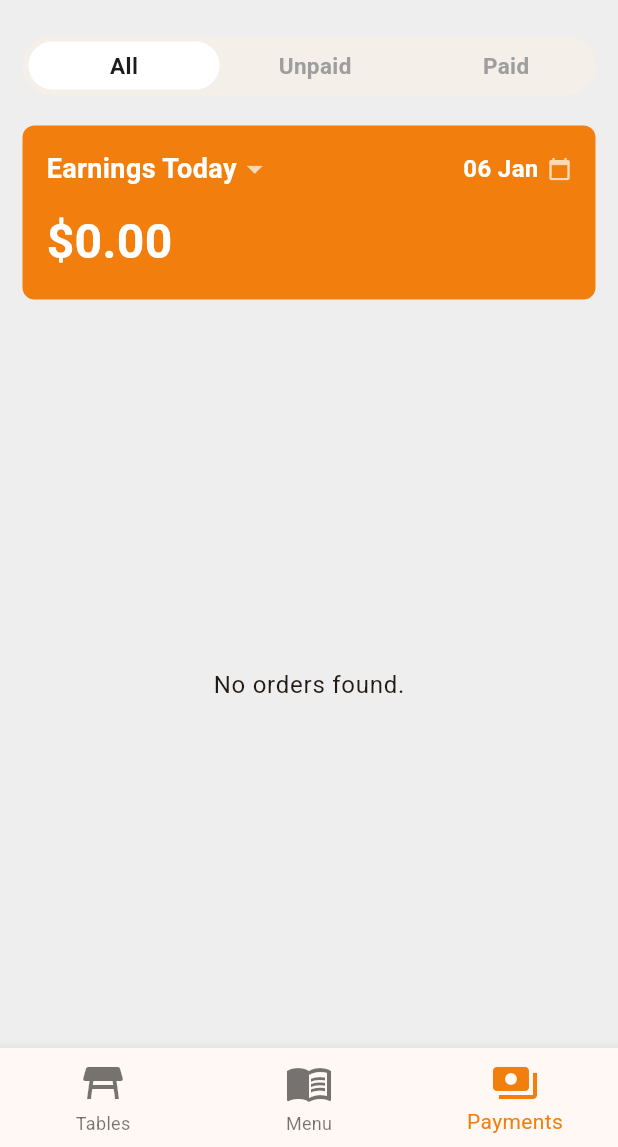
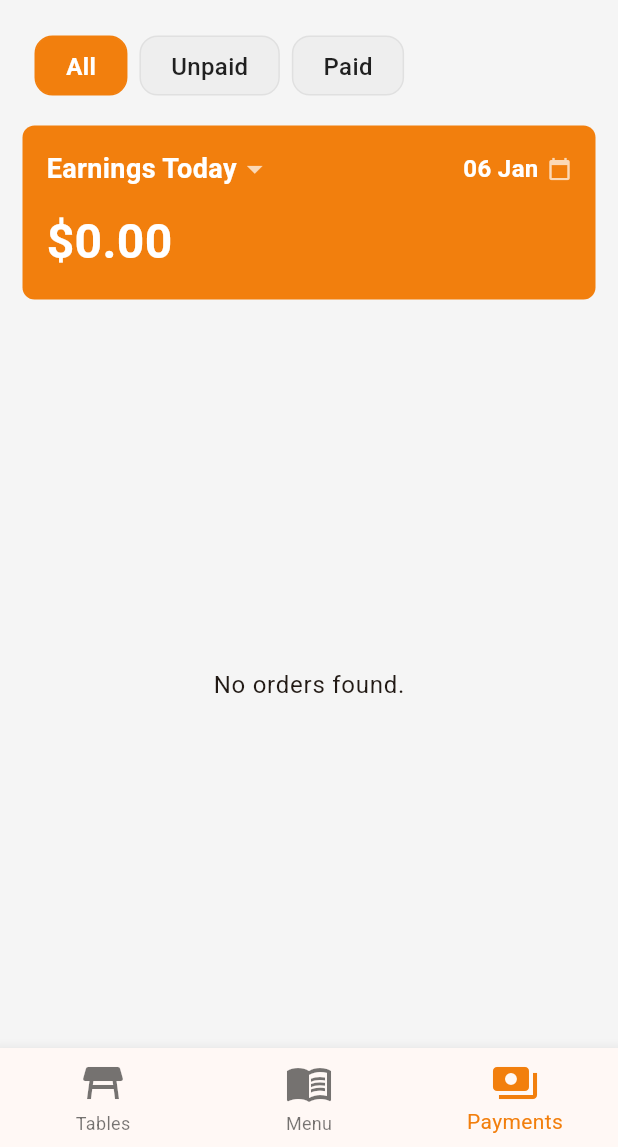
Before and after one commit to vathanakphy/orderplus, a Flutter app: the screen it shows after launch, item 3 of the bottom bar chosen, after a tap on "All", on a phone screen of 412 x 824 dp, the part 89-1236 px from its top. Run offline on Flutter 3.47's test engine with Material 3 defaults, Android fonts, the phone set to English and light mode, and no system bars; our stand-ins replace flutter_slidable, image_cropper, image_picker, month_picker_dialog, shared_preferences, sqflite; accounts and stored records are empty.

Commit message:
complete all

```diff
--- a/lib/data/design_config.dart
+++ b/lib/data/design_config.dart
@@ -2,7 +2,7 @@ import 'package:flutter/material.dart';
 
 class AppTheme {
   static ThemeData light = ThemeData(
-    scaffoldBackgroundColor: Colors.grey.shade200,
+    scaffoldBackgroundColor: Colors.grey.shade100,
     colorScheme: ColorScheme.fromSeed(
       seedColor: const Color(0xFFF27F0D),
       primary: const Color(0xFFF27F0D),
--- a/lib/domain/model/enum.dart
+++ b/lib/domain/model/enum.dart
@@ -8,3 +8,13 @@ enum PaymentStatus {
   unpaid,
   paid,
 }
+
+PaymentStatus? paymentStatusFromString(String value) {
+  try {
+    return PaymentStatus.values.firstWhere(
+      (e) => e.name.toLowerCase() == value.toLowerCase()
+    );
+  } catch (e) {
+    return null;
+  }
+}
--- a/lib/ui/screen/order_screen.dart
+++ b/lib/ui/screen/order_screen.dart
@@ -1,10 +1,9 @@
 import 'package:flutter/material.dart';
-import 'package:orderplus/domain/model/category.dart';
 import 'package:orderplus/domain/model/order_item.dart';
 import 'package:orderplus/domain/model/product.dart';
 import 'package:orderplus/domain/service/order_service.dart';
 import 'package:orderplus/domain/service/product_service.dart';
-import '../widget/inputs/category_filter.dart';
+import '../widget/inputs/selection_bar.dart';
 import '../widget/cards/product_card.dart';
 import '../widget/layout/order_form.dart';
 import '../widget/inputs/search_app_bar.dart';
@@ -26,7 +25,7 @@ class OrderScreen extends StatefulWidget {
 }
 
 class _OrderScreenState extends State<OrderScreen> {
-  Category _selectedCategory = Category(id: 0, name: "All");
+  String _selectedCategory = "All";
   String _searchQuery = "";
 
   void _addToCart(Product product) {
@@ -67,8 +66,9 @@ class _OrderScreenState extends State<OrderScreen> {
 
   @override
   Widget build(BuildContext context) {
+    final categories = widget.productService.getAllCategoriesString();
     List<Product> filteredProducts = widget.productService.filterProducts(
-      category: _selectedCategory,
+      category: widget.productService.getCategoryByName(_selectedCategory),
       searchQuery: _searchQuery,
     );
     final cartItems = widget.orderService.getCartItems();
@@ -99,10 +99,10 @@ class _OrderScreenState extends State<OrderScreen> {
                   child: Column(
                     crossAxisAlignment: CrossAxisAlignment.start,
                     children: [
-                      CategoryFilter(
-                        categories: widget.productService.getAllCategories(),
-                        selectedCategory: _selectedCategory,
-                        onCategorySelected: (category) {
+                      SelectionBar(
+                        items: categories,
+                        selectedItem: _selectedCategory,
+                        onItemSelected: (category) {
                           setState(() => _selectedCategory = category);
                         },
                       ),
--- a/lib/ui/screen/payment_screen.dart
+++ b/lib/ui/screen/payment_screen.dart
@@ -5,11 +5,11 @@ import 'package:orderplus/domain/model/enum.dart';
 import 'package:orderplus/domain/service/order_service.dart';
 import 'package:orderplus/ui/widget/cards/earning_card.dart';
 import 'package:orderplus/ui/widget/cards/flexible_image.dart';
+import 'package:orderplus/ui/widget/inputs/selection_bar.dart';
 import 'package:orderplus/ui/widget/inputs/delete_alert.dart';
 import 'package:orderplus/ui/widget/inputs/search_app_bar.dart';
 import '../widget/cards/order_payment_card.dart';
 import '../widget/cards/order_detail.dart';
-import '../widget/inputs/selection_bar.dart';
 
 class PaymentScreen extends StatefulWidget {
   final OrderService orderService;
@@ -21,7 +21,7 @@ class PaymentScreen extends StatefulWidget {
 }
 
 class _PaymentScreenState extends State<PaymentScreen> {
-  PaymentStatus? _selectedPaymentStatus = PaymentStatus.unpaid;
+  String? _selectedPaymentStatus = "Unpaid";
   String _searchQuery = "";
 
   void _confirmPayment(Order order) {
@@ -55,7 +55,7 @@ class _PaymentScreenState extends State<PaymentScreen> {
   @override
   Widget build(BuildContext context) {
     final orders = widget.orderService.filterOrders(
-      paymentStatus: _selectedPaymentStatus,
+      paymentStatus: paymentStatusFromString(_selectedPaymentStatus!),
       idQuery: _searchQuery,
       isASC: false,
     );
@@ -84,20 +84,15 @@ class _PaymentScreenState extends State<PaymentScreen> {
               ),
               const SizedBox(height: 20),
               SelectionBar(
-                items: const ["All", "Unpaid", "Paid"],
-                initialIndex: _selectedPaymentStatus == null
-                    ? 0
-                    : _selectedPaymentStatus == PaymentStatus.unpaid
-                    ? 1
-                    : 2,
-                onItemSelected: (index) {
+                items: [
+                  "All",
+                  "Unpaid",
+                  "Paid",
+                ],
+                selectedItem: _selectedPaymentStatus??"All",
+                onItemSelected: (status) {
                   setState(() {
-                    _selectedPaymentStatus = switch (index) {
-                      0 => null,
-                      1 => PaymentStatus.unpaid,
-                      2 => PaymentStatus.paid,
-                      _ => null,
-                    };
+                    _selectedPaymentStatus = status;
                   });
                 },
               ),
@@ -107,7 +102,6 @@ class _PaymentScreenState extends State<PaymentScreen> {
             ],
           ),
         ),
-
         Expanded(
           child: (orders.isEmpty)
               ? Center(
@@ -130,7 +124,6 @@ class _PaymentScreenState extends State<PaymentScreen> {
                           children: [
                             SlidableAction(
                               onPressed: (context) async {
-                                // Only allow cancel if order is unpaid and not cancelled
                                 if (!order.isPaid && !order.isCancelled) {
                                   final confirmed =
                                       await showDeleteDialog(
--- a/lib/ui/widget/cards/order_payment_card.dart
+++ b/lib/ui/widget/cards/order_payment_card.dart
@@ -39,7 +39,6 @@ class OrderPaymentCard extends StatelessWidget {
               ),
             ),
             const SizedBox(width: 16),
-
             Expanded(
               child: Column(
                 crossAxisAlignment: CrossAxisAlignment.start,
@@ -72,7 +71,6 @@ class OrderPaymentCard extends StatelessWidget {
                 ],
               ),
             ),
-
             Column(
               crossAxisAlignment: CrossAxisAlignment.end,
               children: [
--- a/lib/ui/widget/cards/table_card.dart
+++ b/lib/ui/widget/cards/table_card.dart
@@ -19,66 +19,75 @@ class TableCard extends StatelessWidget {
     this.statusColor,
     this.color,
     this.onDeleteTap,
-    this.showEditOverlay = false, this.icon, this.titleColor = Colors.black,
+    this.showEditOverlay = false,
+    this.icon,
+    this.titleColor = Colors.black,
   });
 
   @override
   Widget build(BuildContext context) {
     return Stack(
       children: [
-        InkWell(
+        GestureDetector(
           onTap: onTap,
-          borderRadius: BorderRadius.circular(24),
           child: Container(
             decoration: BoxDecoration(
               borderRadius: BorderRadius.circular(24),
-              border: statusColor != null ? Border.all(color: statusColor!, width: 2) : null,
-              boxShadow: const [BoxShadow(color: Colors.black12, blurRadius: 4)],
+              border: statusColor != null
+                  ? Border.all(color: statusColor!, width: 2)
+                  : null,
               color: color ?? Colors.white,
             ),
             child: Center(
               child: Column(
                 mainAxisAlignment: MainAxisAlignment.center,
                 children: [
-                  if (icon != null) ...[
-                    Icon(icon, size: 40, color: statusColor ?? Colors.black54),
-                    const SizedBox(height: 8),
-                  ],
+                  if (icon != null)
+                    Padding(
+                      padding: const EdgeInsets.only(bottom: 8),
+                      child: Icon(
+                        icon,
+                        size: 40,
+                        color: statusColor ?? Colors.black54,
+                      ),
+                    ),
                   Text(
                     label,
-                    style: TextStyle(fontWeight: FontWeight.bold, fontSize: 18,color:titleColor ),
+                    style: TextStyle(
+                      fontWeight: FontWeight.bold,
+                      fontSize: 18,
+                      color: titleColor,
+                    ),
                   ),
-                  if (statusLabel != null && statusColor != null) ...[
-                    const SizedBox(height: 8),
-                    Text(
-                      statusLabel!,
-                      style: TextStyle(fontWeight: FontWeight.bold, color: statusColor),
+                  if (statusLabel != null && statusColor != null)
+                    Padding(
+                      padding: const EdgeInsets.only(top: 8),
+                      child: Text(
+                        statusLabel!,
+                        style: TextStyle(
+                          fontWeight: FontWeight.bold,
+                          color: statusColor,
+                        ),
+                      ),
                     ),
-                  ],
                 ],
               ),
             ),
           ),
         ),
-        // Trash icon overlay
         if (showEditOverlay && onDeleteTap != null)
           Positioned(
             top: 4,
             right: 4,
-            child: InkWell(
+            child: GestureDetector(
               onTap: onDeleteTap,
-              borderRadius: BorderRadius.circular(20),
               child: Container(
-                decoration: const BoxDecoration(
-                  shape: BoxShape.circle,
+                decoration: BoxDecoration(
+                  borderRadius: BorderRadius.circular(20),
                   color: Colors.red,
                 ),
                 padding: const EdgeInsets.all(6),
-                child: const Icon(
-                  Icons.delete,
-                  size: 20,
-                  color: Colors.white,
-                ),
+                child: const Icon(Icons.delete, size: 20, color: Colors.white),
               ),
             ),
           ),
--- a/lib/ui/widget/inputs/category_filter.dart
+++ /dev/null
@@ -1,76 +0,0 @@
-import 'package:flutter/material.dart';
-import 'package:orderplus/domain/model/category.dart';
-
-class CategoryFilter extends StatelessWidget {
-  final List<Category> categories;
-  final Category selectedCategory;
-  final ValueChanged<Category> onCategorySelected;
-
-  const CategoryFilter({
-    super.key,
-    required this.categories,
-    required this.selectedCategory,
-    required this.onCategorySelected,
-  });
-
-  @override
-  Widget build(BuildContext context) {
-    return SizedBox(
-      height: 40,
-      child: ListView.builder(
-        scrollDirection: Axis.horizontal,
-        itemCount: categories.length,
-        padding: const EdgeInsets.symmetric(horizontal: 4),
-        itemBuilder: (context, index) {
-          final category = categories[index];
-          final isSelected = category.id == selectedCategory.id;
-          return Padding(
-            padding: const EdgeInsets.symmetric(horizontal: 4),
-            child: GestureDetector(
-              onTap: () => onCategorySelected(category),
-              child: AnimatedContainer(
-                duration: const Duration(milliseconds: 200),
-                padding: const EdgeInsets.symmetric(
-                  horizontal: 20,
-                  vertical: 8,
-                ),
-                alignment: Alignment.center,
-                decoration: BoxDecoration(
-                  color: isSelected
-                      ? Theme.of(context).primaryColor
-                      : Colors.grey.shade200,
-                  borderRadius: BorderRadius.circular(12),
-                  border: Border.all(
-                    color: isSelected
-                        ? Theme.of(context).primaryColor
-                        : Colors.grey.shade300,
-                    width: 1,
-                  ),
-                  boxShadow: isSelected
-                      ? [
-                          BoxShadow(
-                            color: Theme.of(
-                              context,
-                            ).primaryColor,
-                            blurRadius: 4,
-                            offset: const Offset(0, 2),
-                          ),
-                        ]
-                      : [],
-                ),
-                child: Text(
-                  category.name,
-                  style: TextStyle(
-                    color: isSelected ? Colors.white : Colors.black87,
-                    fontWeight: isSelected ? FontWeight.bold : FontWeight.w500,
-                    fontSize: 16,
-                  ),
-                ),
-              ),
-            ),
-          );
-        },
-      ),
-    );
-  }
-}
--- a/lib/ui/widget/inputs/selection_bar.dart
+++ b/lib/ui/widget/inputs/selection_bar.dart
@@ -1,122 +1,60 @@
 import 'package:flutter/material.dart';
 
-class SelectionBar extends StatefulWidget {
+class SelectionBar extends StatelessWidget {
   final List<String> items;
-  final ValueChanged<int>? onItemSelected;
-  final int initialIndex;
+  final String selectedItem;
+  final ValueChanged<String> onItemSelected;
 
   const SelectionBar({
     super.key,
     required this.items,
-    this.onItemSelected,
-    this.initialIndex = 0,
+    required this.selectedItem,
+    required this.onItemSelected,
   });
 
   @override
-  State<SelectionBar> createState() => _SelectionBarState();
-}
-
-class _SelectionBarState extends State<SelectionBar> {
-  late int _selectedIndex;
-  final ScrollController _scroll = ScrollController();
-
-  @override
-  void initState() {
-    super.initState();
-    _selectedIndex = widget.initialIndex;
-  }
-
-  @override
   Widget build(BuildContext context) {
-    const Color barBackground = Color(0xFFF4EFE9);
-    const Color selectedBg = Colors.white;
-    const Color selectedText = Color(0xFF1D1B20);
-    const Color unselectedText = Color(0xFF9E9E9E);
-    const double barHeight = 40;
-
     return SizedBox(
-      height: barHeight,
-      child: LayoutBuilder(
-        builder: (context, constraints) {
-          final itemWidths = widget.items.map((t) {
-            final tp = TextPainter(
-              text: TextSpan(
-                text: t,
-                style: const TextStyle(fontSize: 15, fontWeight: FontWeight.w600),
-              ),
-              textDirection: TextDirection.ltr,
-            )..layout();
-            return tp.width + 32;
-          }).toList();
-
-          final totalWidth = itemWidths.fold(0.0, (a, b) => a + b);
-          final useScroll = totalWidth > constraints.maxWidth;
-
-          final fixedWidth =
-              useScroll ? null : constraints.maxWidth / widget.items.length;
-
-          double offsetX = 0;
-          for (int i = 0; i < _selectedIndex; i++) {
-            offsetX += fixedWidth ?? itemWidths[i];
-          }
-          final selectedWidth = fixedWidth ?? itemWidths[_selectedIndex];
-
-          return Container(
-            padding: const EdgeInsets.all(4),
-            decoration: BoxDecoration(
-              color: barBackground,
-              borderRadius: BorderRadius.circular(50),
-            ),
-            child: Stack(
-              children: [
-                AnimatedPositioned(
-                  duration: const Duration(milliseconds: 300),
-                  curve: Curves.easeInOutCubic,
-                  left: offsetX,
-                  top: 0,
-                  bottom: 0,
-                  width: selectedWidth,
-                  child: Container(
-                    decoration: BoxDecoration(
-                      color: selectedBg,
-                      borderRadius: BorderRadius.circular(40),
-                    ),
+      height: 40,
+      child: ListView.builder(
+        scrollDirection: Axis.horizontal,
+        itemCount: items.length,
+        padding: const EdgeInsets.symmetric(horizontal: 4),
+        itemBuilder: (context, index) {
+          final item = items[index];
+          final isSelected = item == selectedItem;
+          return Padding(
+            padding: const EdgeInsets.symmetric(horizontal: 4),
+            child: GestureDetector(
+              onTap: () => onItemSelected(item),
+              child: AnimatedContainer(
+                duration: const Duration(milliseconds: 200),
+                padding: const EdgeInsets.symmetric(
+                  horizontal: 20,
+                  vertical: 8,
+                ),
+                alignment: Alignment.center,
+                decoration: BoxDecoration(
+                  color: isSelected
+                      ? Theme.of(context).primaryColor
+                      : Colors.grey.shade200,
+                  borderRadius: BorderRadius.circular(12),
+                  border: Border.all(
+                    color: isSelected
+                        ? Theme.of(context).primaryColor
+                        : Colors.grey.shade300,
+                    width: 1,
                   ),
                 ),
-                SingleChildScrollView(
-                  controller: _scroll,
-                  scrollDirection: Axis.horizontal,
-                  physics: useScroll
-                      ? const BouncingScrollPhysics()
-                      : const NeverScrollableScrollPhysics(),
-                  child: Row(
-                    children: List.generate(widget.items.length, (index) {
-                      final isSelected = index == _selectedIndex;
-                      return SizedBox(
-                        width: fixedWidth ?? itemWidths[index],
-                        child: InkWell(
-                          borderRadius: BorderRadius.circular(40),
-                          onTap: () {
-                            setState(() => _selectedIndex = index);
-                            widget.onItemSelected?.call(index);
-                          },
-                          child: Center(
-                            child: Text(
-                              widget.items[index],
-                              style: TextStyle(
-                                fontSize: 15,
-                                fontWeight: FontWeight.w600,
-                                color:
-                                    isSelected ? selectedText : unselectedText,
-                              ),
-                            ),
-                          ),
-                        ),
-                      );
-                    }),
+                child: Text(
+                  item,
+                  style: TextStyle(
+                    color: isSelected ? Colors.white : Colors.black87,
+                    fontWeight: isSelected ? FontWeight.bold : FontWeight.w500,
+                    fontSize: 16,
                   ),
                 ),
-              ],
+              ),
             ),
           );
         },
--- a/lib/ui/widget/layout/add_item_modal.dart
+++ b/lib/ui/widget/layout/add_item_modal.dart
@@ -127,7 +127,6 @@ class _AddItemModalState extends State<AddItemModal> {
                   onPressed: () => Navigator.pop(context),
                 ),
               ),
-
               const SizedBox(height: 10),
               StatefulBuilder(
                 builder: (context, setState) => ImageUploadArea(
--- a/lib/ui/widget/layout/product_tile.dart
+++ b/lib/ui/widget/layout/product_tile.dart
@@ -42,7 +42,6 @@ class ProductTile extends StatelessWidget {
               imagePath: imagePath,
               width: 75,
               height: 75,
-              fit: BoxFit.cover,
             ),
           ),
           const SizedBox(width: 12),
--- a/pubspec.yaml
+++ b/pubspec.yaml
@@ -39,6 +39,7 @@ dependencies:
   flutter_slidable: ^3.0.0
   intl: ^0.19.0
   month_picker_dialog : ^6.7.0
+  flutter_launcher_icons: ^0.13.1
 dev_dependencies:
   flutter_test:
     sdk: flutter
@@ -75,6 +76,10 @@ flutter:
           weight: 500
         - asset: assets/fonts/Roboto-Bold.ttf
           weight: 700
+flutter_icons:
+  android: true
+  ios: true
+  image_path: "assets/app_logo.png"
 
   # An image asset can refer to one or more resolution-specific "variants", see
   # https://flutter.dev/to/resolution-aware-images
```
Also changed, not shown: pubspec.lock.
